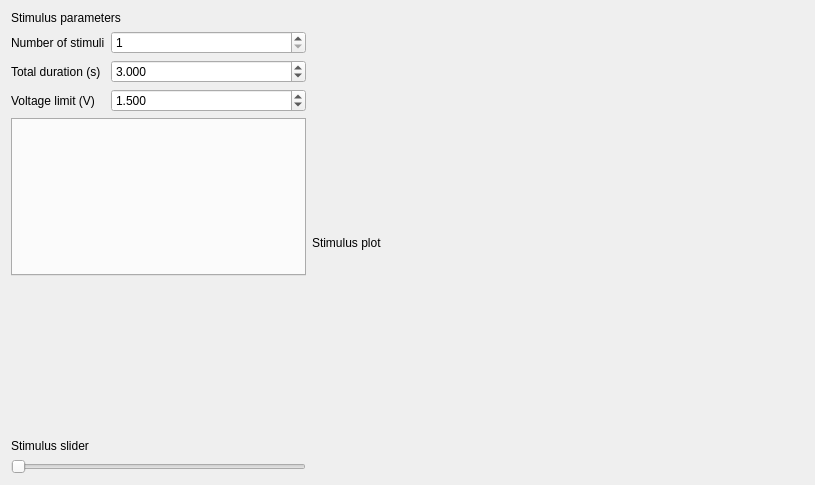
Old version of the form app/window/stimulus_window.ui in the repository teuncm/wormenpracticum.
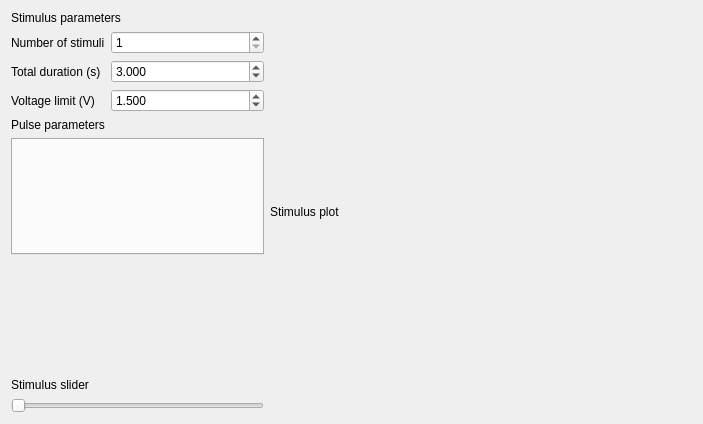
New version of the form.

```diff
--- a/app/window/stimulus_window.ui
+++ b/app/window/stimulus_window.ui
@@ -6,8 +6,8 @@
    <rect>
     <x>0</x>
     <y>0</y>
-    <width>815</width>
-    <height>485</height>
+    <width>703</width>
+    <height>424</height>
    </rect>
   </property>
   <property name="windowTitle">
@@ -90,6 +90,13 @@
        </item>
       </layout>
      </item>
+     <item>
+      <widget class="QLabel" name="title_pulse">
+       <property name="text">
+        <string>Pulse parameters</string>
+       </property>
+      </widget>
+     </item>
      <item>
       <widget class="QTabWidget" name="segmentTabWidget">
        <property name="minimumSize">
```
Left out of the diff: 8 changed lines with no effect on the pictures.
